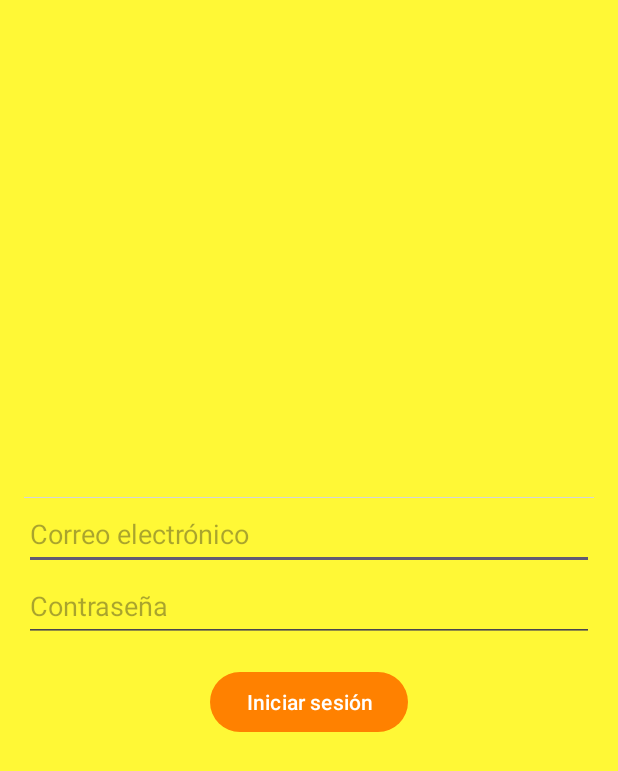
After one commit to nataliaZhi/PokemonAppNZ, an Android app: the layout activity_login.xml on its own in the app's theme, with its tools: preview values and no code run, on a phone screen of 412 x 824 dp. The commit adds this screen. Shown: the top 771 px of the screen. Run offline under Robolectric (Android 15) with nearby library versions, the light colour scheme and no system bars.

Commit message:
Firebase AuthUI, login

```diff
--- a/app/src/main/AndroidManifest.xml
+++ b/app/src/main/AndroidManifest.xml
@@ -16,7 +16,7 @@
         android:theme="@style/Theme.PokemonAppNZ"
         tools:targetApi="31">
         <activity
-            android:name=".MainActivity"
+            android:name=".LoginActivity"
             android:exported="true">
             <intent-filter>
                 <action android:name="android.intent.action.MAIN" />
@@ -24,6 +24,8 @@
                 <category android:name="android.intent.category.LAUNCHER" />
             </intent-filter>
         </activity>
+        <activity android:name=".RegistrationActivity"/>
+        <activity android:name=".MainActivity"/>
     </application>
 
 </manifest>
--- /dev/null
+++ b/app/src/main/res/layout/activity_login.xml
@@ -0,0 +1,42 @@
+<?xml version="1.0" encoding="utf-8"?>
+<LinearLayout xmlns:android="http://schemas.android.com/apk/res/android"
+    xmlns:app="http://schemas.android.com/apk/res-auto"
+    xmlns:tools="http://schemas.android.com/tools"
+    android:layout_width="match_parent"
+    android:layout_height="match_parent"
+    android:gravity="center"
+    android:orientation="vertical"
+    android:padding="16dp">
+
+    <ImageView
+        android:id="@+id/imageView"
+        android:layout_width="match_parent"
+        android:layout_height="wrap_content"
+        tools:srcCompat="@tools:sample/avatars" />
+
+    <EditText
+        android:id="@+id/email_input"
+        android:layout_width="match_parent"
+        android:layout_height="wrap_content"
+        android:hint="Correo electrónico"
+        android:inputType="textEmailAddress"
+        android:minHeight="48dp"
+        android:maxWidth="400dp"/>
+
+    <EditText
+        android:id="@+id/password_input"
+        android:layout_width="match_parent"
+        android:layout_height="wrap_content"
+        android:hint="Contraseña"
+        android:inputType="textPassword"
+        android:minHeight="48dp"
+        android:maxWidth="400dp"/>
+
+    <Button
+        android:id="@+id/login_button"
+        android:layout_width="wrap_content"
+        android:layout_height="wrap_content"
+        android:text="Iniciar sesión"
+        android:layout_marginTop="16dp" />
+
+</LinearLayout>
--- a/app/src/main/res/values/colors.xml
+++ b/app/src/main/res/values/colors.xml
@@ -2,4 +2,10 @@
 <resources>
     <color name="black">#FF000000</color>
     <color name="white">#FFFFFFFF</color>
+    <color name="orange">#FF8100</color>
+    <color name="red">#E72324</color>
+    <color name="yellow">#FFF836</color>
+    <color name="green">#99CC33</color>
+    <color name="blue">#3DD9FF</color>
+    <color name="brown">#7F3535</color>
 </resources>
--- a/app/src/main/res/values/themes.xml
+++ b/app/src/main/res/values/themes.xml
@@ -1,9 +1,30 @@
 <resources xmlns:tools="http://schemas.android.com/tools">
     <!-- Base application theme. -->
     <style name="Base.Theme.PokemonAppNZ" parent="Theme.Material3.DayNight.NoActionBar">
-        <!-- Customize your light theme here. -->
-        <!-- <item name="colorPrimary">@color/my_light_primary</item> -->
+
+        <item name="colorPrimary">@color/orange</item>
+       <item name="android:colorBackground">@color/yellow</item>
     </style>
 
-    <style name="Theme.PokemonAppNZ" parent="Base.Theme.PokemonAppNZ" />
+    <style name="Theme.PokemonAppNZ" parent="Base.Theme.PokemonAppNZ">
+
+
+    </style>
+
+
+    <style name="EditTextStyle" parent="Widget.AppCompat.EditText">
+        <!-- Estilo personalizado para el EditText -->
+        <!-- Texto dentro del EditText -->
+        <item name="android:textColor">#333333</item>
+        <item name="android:textSize">16sp</item>
+        <item name="android:textStyle">bold</item>
+
+          <!-- Padding y márgenes internos -->
+        <item name="android:padding">12dp</item>
+
+    </style>
+
+
+
+        />
 </resources>
--- a/build.gradle.kts
+++ b/build.gradle.kts
@@ -1,5 +1,5 @@
 // Top-level build file where you can add configuration options common to all sub-projects/modules.
 plugins {
     alias(libs.plugins.android.application) apply false
-    alias(libs.plugins.google.gms.google.services) apply false
+    id("com.google.gms.google-services") version "4.4.2" apply false
 }
--- a/gradle/libs.versions.toml
+++ b/gradle/libs.versions.toml
@@ -11,6 +11,7 @@ navigationFragment = "2.8.4"
 preference = "1.2.1"
 googleGmsGoogleServices = "4.4.2"
 firebaseFirestore = "25.1.1"
+firebaseAuth = "23.1.0"
 
 [libraries]
 junit = { group = "junit", name = "junit", version.ref = "junit" }
@@ -23,6 +24,7 @@ constraintlayout = { group = "androidx.constraintlayout", name = "constraintlayo
 navigation-fragment = { group = "androidx.navigation", name = "navigation-fragment", version.ref = "navigationFragment" }
 preference = { group = "androidx.preference", name = "preference", version.ref = "preference" }
 firebase-firestore = { group = "com.google.firebase", name = "firebase-firestore", version.ref = "firebaseFirestore" }
+firebase-auth = { group = "com.google.firebase", name = "firebase-auth", version.ref = "firebaseAuth" }
 
 [plugins]
 android-application = { id = "com.android.application", version.ref = "agp" }
```
Also changed, not shown: app/build.gradle.kts (+8 -5 lines), app/src/main/java/dam/pmdm/pokemonappnz/LoginActivity.java (added, +84 -0 lines), app/src/main/java/dam/pmdm/pokemonappnz/MainActivity.java (+10 -1 lines), app/src/main/java/dam/pmdm/pokemonappnz/RegistrationActivity.java (added, +68 -0 lines), app/src/main/java/dam/pmdm/pokemonappnz/SettingsFragment.java (+8 -7 lines), app/src/main/res/layout/activity_registration.xml (added, +72 -0 lines), app/src/main/res/drawable/logo_letras.png (added), app/src/main/res/drawable/logo_pokemon.png (added), 1 other file.
